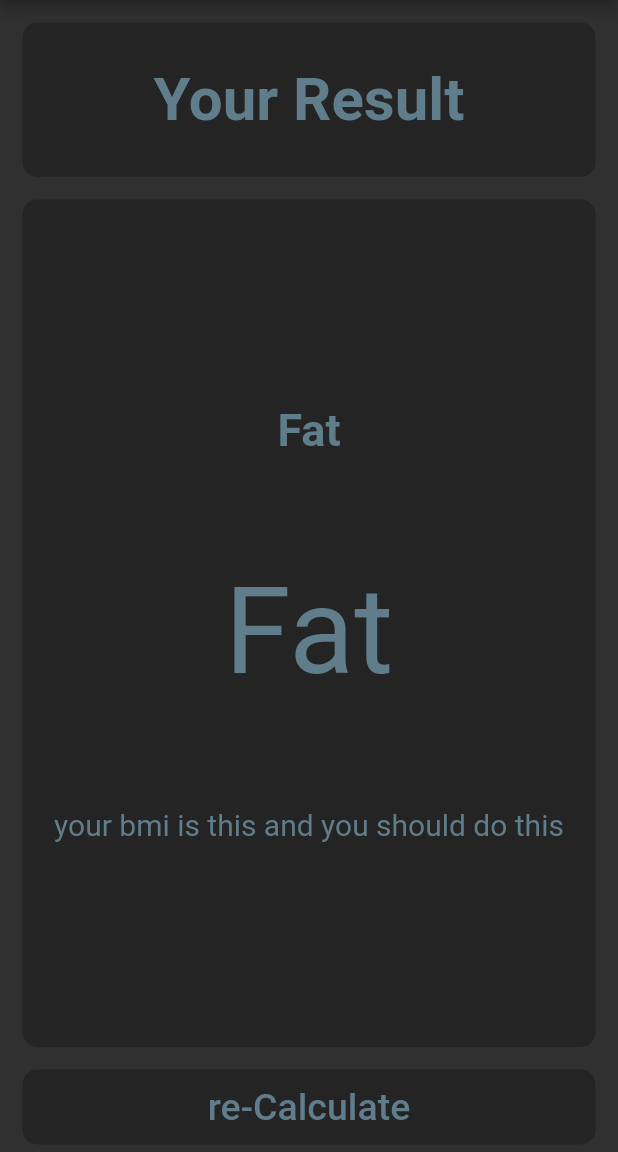
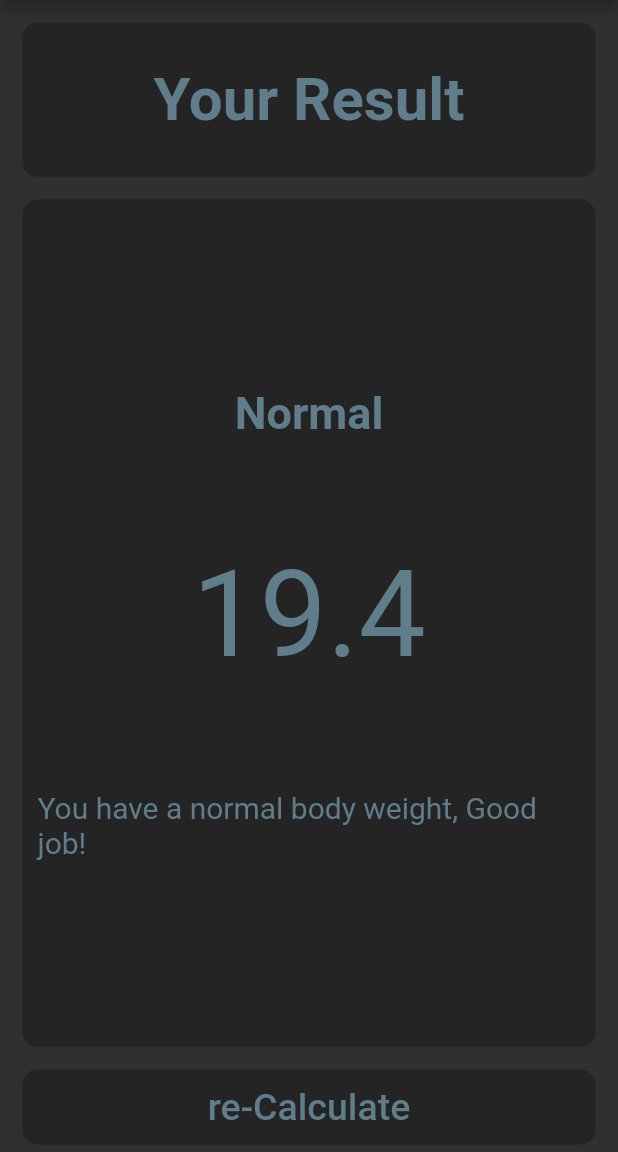
Before and after one commit to aminscipy/flutter_bmi_calculator, a Flutter app: the screen it shows after launch, after a tap on "Calculate", on a phone screen of 412 x 824 dp, the part 84-1236 px from its top. Run offline on Flutter 3.47's test engine with Material 2 defaults, Android fonts, the phone set to English and light mode, and no system bars; our stand-ins replace font_awesome_flutter.

Commit message:
calculator functionality added

```diff
--- /dev/null
+++ b/lib/calculation.dart
@@ -0,0 +1,37 @@
+class Calculation {
+  Calculation({
+    this.height,
+    this.weight,
+  });
+  // ignore: prefer_typing_uninitialized_variables
+  var height;
+  // ignore: prefer_typing_uninitialized_variables
+  var weight;
+  // ignore: prefer_typing_uninitialized_variables
+  double bmi = 0;
+
+  String calculateBmi() {
+    bmi = weight / ((height / 100) * 2);
+    return bmi.toStringAsFixed(1);
+  }
+
+  String getInterpretation() {
+    if (bmi >= 25) {
+      return 'You have higher than normal body weight, try to exercise more.';
+    } else if (bmi > 18.5) {
+      return 'You have a normal body weight, Good job!';
+    } else {
+      return 'You have lower than normal body weight, you can eat a bit more.';
+    }
+  }
+
+  String getResult() {
+    if (bmi >= 25) {
+      return 'Overweight';
+    } else if (bmi > 18.5) {
+      return 'Normal';
+    } else {
+      return 'Underweight';
+    }
+  }
+}
--- a/lib/page1.dart
+++ b/lib/page1.dart
@@ -4,6 +4,7 @@ import 'page1row1.dart';
 import 'page1row2.dart';
 import 'page1row3.dart';
 import 'bottom_button.dart';
+import 'calculation.dart';
 
 class InputPage extends StatefulWidget {
   const InputPage({Key? key}) : super(key: key);
@@ -33,8 +34,15 @@ class _InputPageState extends State<InputPage> {
             const Page1Row3(),
             BottomButton(
               onTap: () {
-                Navigator.push(context,
-                    MaterialPageRoute(builder: (context) => const Page2()));
+                Calculation calc = Calculation(height: height, weight: weight);
+                Navigator.push(
+                    context,
+                    MaterialPageRoute(
+                        builder: (context) => Page2(
+                              resultText: calc.calculateBmi(),
+                              interpretationText: calc.getInterpretation(),
+                              bmiResult: calc.getResult(),
+                            )));
               },
               function: 'Calculate',
             )
--- a/lib/page2.dart
+++ b/lib/page2.dart
@@ -2,7 +2,15 @@ import 'package:flutter/material.dart';
 import 'bottom_button.dart';
 
 class Page2 extends StatelessWidget {
-  const Page2({Key? key}) : super(key: key);
+  const Page2(
+      {Key? key, this.bmiResult, this.interpretationText, this.resultText})
+      : super(key: key);
+  // ignore: prefer_typing_uninitialized_variables
+  final bmiResult;
+  // ignore: prefer_typing_uninitialized_variables
+  final resultText;
+  // ignore: prefer_typing_uninitialized_variables
+  final interpretationText;
 
   @override
   Widget build(BuildContext context) {
@@ -44,27 +52,29 @@ class Page2 extends StatelessWidget {
                   color: Colors.black26),
               child: Column(
                 mainAxisAlignment: MainAxisAlignment.center,
-                children: const [
+                children: [
                   Text(
-                    'Fat',
-                    style: TextStyle(
+                    bmiResult,
+                    style: const TextStyle(
                         fontSize: 30,
                         color: Colors.blueGrey,
                         fontWeight: FontWeight.bold),
                   ),
-                  SizedBox(
+                  const SizedBox(
                     height: 70,
                   ),
                   Text(
-                    'Fat',
-                    style: TextStyle(fontSize: 80, color: Colors.blueGrey),
+                    resultText,
+                    style:
+                        const TextStyle(fontSize: 80, color: Colors.blueGrey),
                   ),
-                  SizedBox(
+                  const SizedBox(
                     height: 70,
                   ),
                   Text(
-                    'your bmi is this and you should do this',
-                    style: TextStyle(fontSize: 20, color: Colors.blueGrey),
+                    interpretationText,
+                    style:
+                        const TextStyle(fontSize: 20, color: Colors.blueGrey),
                   ),
                 ],
               ),
```
